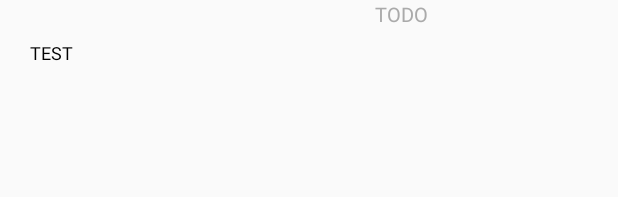
After one commit to Roswellt/ChowderCast, an Android app: the layout list_single.xml on its own in the app's theme, with its tools: preview values and no code run, on a phone screen of 412 x 824 dp. The commit adds this screen. Shown: the top 197 px of the screen. Run offline under Robolectric (Android 15) with nearby library versions, the light colour scheme and no system bars.

Commit message:
Working app

```diff
--- a/app/build.gradle
+++ b/app/build.gradle
@@ -30,6 +30,7 @@ dependencies {
     compile 'com.facebook.stetho:stetho:1.4.1'
     compile 'com.uphyca:stetho_realm:2.0.0'
     compile 'org.jsoup:jsoup:1.10.2'
+    compile 'io.realm:android-adapters:1.4.0'
     testCompile 'junit:junit:4.12'
 }
 
--- a/app/src/main/java/com/example/quang_tri/chowdercast/srcLinkAsync.java
+++ b/app/src/main/java/com/example/quang_tri/chowdercast/srcLinkAsync.java
@@ -25,6 +25,7 @@ public class srcLinkAsync extends AsyncTask<ArrayList<String>, Void, ArrayList<S
     protected ArrayList<String> doInBackground(ArrayList<String>... params) {
         linkToSrc = params[0];
         Iterator<String> iter = linkToSrc.iterator();
+        srcLink = new ArrayList<>();
 
         while(iter.hasNext()){
             String currentLink = iter.next();
@@ -33,10 +34,12 @@ public class srcLinkAsync extends AsyncTask<ArrayList<String>, Void, ArrayList<S
             } catch (IOException e) {
                 e.printStackTrace();
             }
-            Element iframe = doc.select("div iframe").first();
+            Element iframe = doc.select("div.vmargin div iframe").first();
             srcLink.add(iframe.attr("src"));
         }
 
+
         return srcLink;
     }
+
 }
--- /dev/null
+++ b/app/src/main/res/layout/list_single.xml
@@ -0,0 +1,26 @@
+<?xml version="1.0" encoding="utf-8"?>
+<TableLayout xmlns:android="http://schemas.android.com/apk/res/android"
+    xmlns:app="http://schemas.android.com/apk/res-auto"
+    android:layout_width="match_parent"
+    android:layout_height="match_parent">
+    <TableRow>
+
+        <TextView
+            android:id="@+id/episode"
+            android:layout_height="50dp"
+            android:textSize="12sp"
+            android:textColor="@android:color/black"
+            android:text="TEST"
+            android:paddingLeft="20dp"
+            android:layout_marginTop="25dp"
+            android:layout_width="250dp" />
+
+        <TextView
+            android:text="TODO"
+            android:layout_width="wrap_content"
+            android:layout_height="wrap_content"
+            android:id="@+id/description"
+            android:textColor="@android:color/darker_gray"
+            android:textSize="13sp" />
+    </TableRow>
+</TableLayout>
```
Also changed, not shown: app/src/main/java/com/example/quang_tri/chowdercast/CustomAdapter.java (added, +40 -0 lines), app/src/main/java/com/example/quang_tri/chowdercast/MainActivity.java (+18 -4 lines), app/src/main/java/com/example/quang_tri/chowdercast/SearchResults.java (+26 -0 lines).
